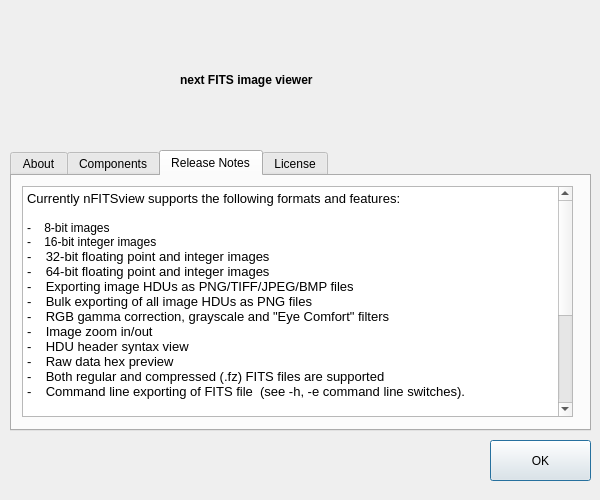
surhh/nfitsview, file aboutdialog.ui: the form before one commit.
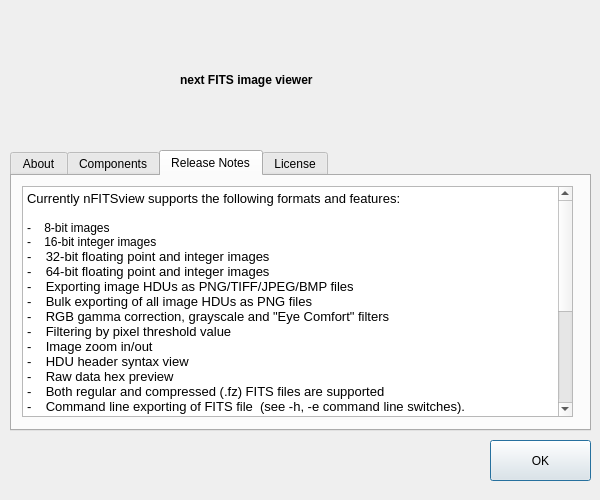
The form after the commit. The open tabs and pages were chosen to show the change. Icons and pictures are not drawn.

Commit message: 'About' window changes. Preparing for relese 2.9

What changed in the file:
```diff
--- a/aboutdialog.ui
+++ b/aboutdialog.ui
@@ -225,6 +225,7 @@
 &lt;p style=&quot; margin-top:0px; margin-bottom:0px; margin-left:0px; margin-right:0px; -qt-block-indent:0; text-indent:0px;&quot;&gt;&lt;span style=&quot; font-family:'Noto Sans'; font-size:10pt;&quot;&gt;-    Exporting image HDUs as PNG/TIFF/JPEG/BMP files&lt;/span&gt;&lt;/p&gt;
 &lt;p style=&quot; margin-top:0px; margin-bottom:0px; margin-left:0px; margin-right:0px; -qt-block-indent:0; text-indent:0px;&quot;&gt;&lt;span style=&quot; font-family:'Noto Sans'; font-size:10pt;&quot;&gt;-    Bulk exporting of all image HDUs as PNG files&lt;/span&gt;&lt;/p&gt;
 &lt;p style=&quot; margin-top:0px; margin-bottom:0px; margin-left:0px; margin-right:0px; -qt-block-indent:0; text-indent:0px;&quot;&gt;&lt;span style=&quot; font-family:'Noto Sans'; font-size:10pt;&quot;&gt;-    RGB gamma correction, grayscale and &amp;quot;Eye Comfort&amp;quot; filters&lt;/span&gt;&lt;/p&gt;
+&lt;p style=&quot; margin-top:0px; margin-bottom:0px; margin-left:0px; margin-right:0px; -qt-block-indent:0; text-indent:0px;&quot;&gt;&lt;span style=&quot; font-family:'Noto Sans'; font-size:10pt;&quot;&gt;-    Filtering by pixel threshold value&lt;/span&gt;&lt;/p&gt;
 &lt;p style=&quot; margin-top:0px; margin-bottom:0px; margin-left:0px; margin-right:0px; -qt-block-indent:0; text-indent:0px;&quot;&gt;&lt;span style=&quot; font-family:'Noto Sans'; font-size:10pt;&quot;&gt;-    Image zoom in/out&lt;/span&gt;&lt;/p&gt;
 &lt;p style=&quot; margin-top:0px; margin-bottom:0px; margin-left:0px; margin-right:0px; -qt-block-indent:0; text-indent:0px;&quot;&gt;&lt;span style=&quot; font-family:'Noto Sans'; font-size:10pt;&quot;&gt;-    HDU header syntax view&lt;/span&gt;&lt;/p&gt;
 &lt;p style=&quot; margin-top:0px; margin-bottom:0px; margin-left:0px; margin-right:0px; -qt-block-indent:0; text-indent:0px;&quot;&gt;&lt;span style=&quot; font-family:'Noto Sans'; font-size:10pt;&quot;&gt;-    Raw data hex preview&lt;/span&gt;&lt;/p&gt;
@@ -235,7 +236,7 @@
 &lt;p style=&quot;-qt-paragraph-type:empty; margin-top:0px; margin-bottom:0px; margin-left:0px; margin-right:0px; -qt-block-indent:0; text-indent:0px; font-family:'Noto Sans'; font-size:10pt;&quot;&gt;&lt;br /&gt;&lt;/p&gt;
 &lt;p style=&quot; margin-top:0px; margin-bottom:0px; margin-left:0px; margin-right:0px; -qt-block-indent:0; text-indent:0px;&quot;&gt;&lt;span style=&quot; font-family:'Noto Sans'; font-size:10pt;&quot;&gt;Fixes and new features in this release:&lt;/span&gt;&lt;/p&gt;
 &lt;p style=&quot;-qt-paragraph-type:empty; margin-top:0px; margin-bottom:0px; margin-left:0px; margin-right:0px; -qt-block-indent:0; text-indent:0px; font-family:'Noto Sans'; font-size:10pt;&quot;&gt;&lt;br /&gt;&lt;/p&gt;
-&lt;p style=&quot; margin-top:0px; margin-bottom:0px; margin-left:0px; margin-right:0px; -qt-block-indent:0; text-indent:0px;&quot;&gt;- Filtering by threshold is added&lt;/p&gt;
+&lt;p style=&quot; margin-top:0px; margin-bottom:0px; margin-left:0px; margin-right:0px; -qt-block-indent:0; text-indent:0px;&quot;&gt;- Filtering by pixel threshold value is added&lt;/p&gt;
 &lt;p style=&quot; margin-top:0px; margin-bottom:0px; margin-left:0px; margin-right:0px; -qt-block-indent:0; text-indent:0px;&quot;&gt;- Minor changes in HDU/Image info panel (Min/Max values added)&lt;/p&gt;
 &lt;p style=&quot; margin-top:0px; margin-bottom:0px; margin-left:0px; margin-right:0px; -qt-block-indent:0; text-indent:0px;&quot;&gt;- Code optimizations and refactoring&lt;/p&gt;
 &lt;p style=&quot; margin-top:0px; margin-bottom:0px; margin-left:0px; margin-right:0px; -qt-block-indent:0; text-indent:0px;&quot;&gt;- BZERO and BSCALE support is improved&lt;/p&gt;
```
